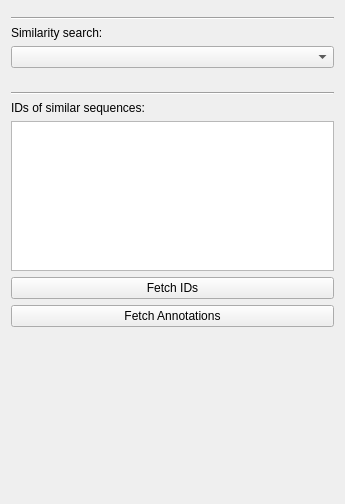
Old version of the form src/corelibs/U2View/src/ov_sequence/Das/ui/DasOptionsPanelWidget.ui in the repository violethaze74/ugene.
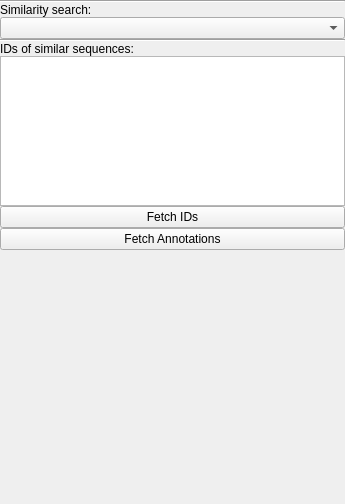
New version of the form.

Commit message: Temporary left only "SWISSPROT" database as DAS source. Some minor layout changes on the DAS Annotations tab of the Options Panel.

The edit to the form file:
```diff
--- a/src/corelibs/U2View/src/ov_sequence/Das/ui/DasOptionsPanelWidget.ui
+++ b/src/corelibs/U2View/src/ov_sequence/Das/ui/DasOptionsPanelWidget.ui
@@ -20,9 +20,15 @@
    <string>Form</string>
   </property>
   <layout class="QVBoxLayout" name="mainLayout">
+   <property name="spacing">
+    <number>0</number>
+   </property>
    <property name="sizeConstraint">
     <enum>QLayout::SetMinAndMaxSize</enum>
    </property>
+   <property name="margin">
+    <number>0</number>
+   </property>
    <item>
     <layout class="QVBoxLayout" name="regionLayout"/>
    </item>
```
The commit also changes 3 other files.
